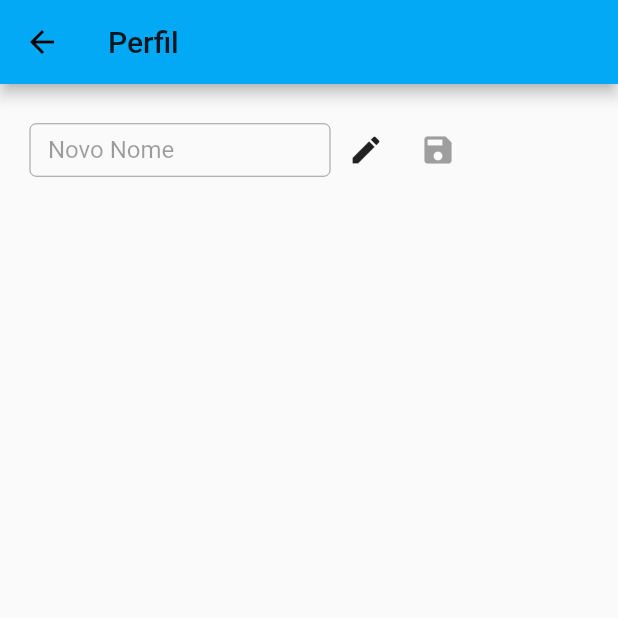
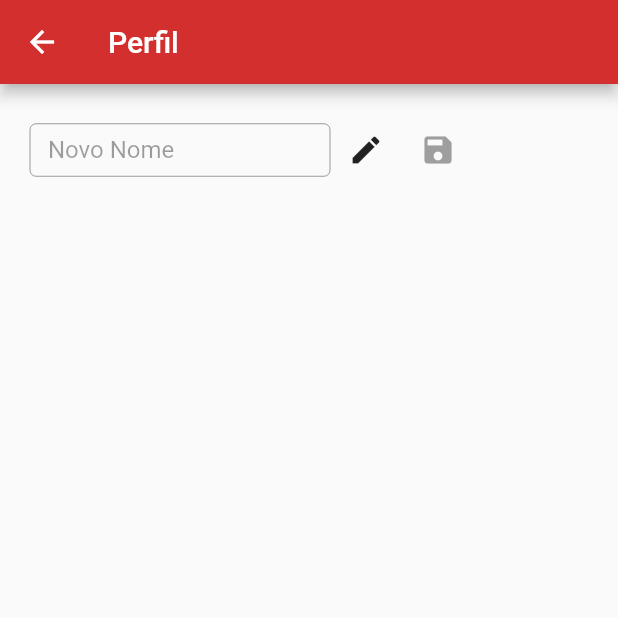
Before and after one commit to zenetoshl/dog_led, a Flutter app: the screen it shows after launch, item 3 of the bottom bar chosen, after a tap on "Perfil", on a phone screen of 412 x 824 dp, the top half of it. Run offline on Flutter 3.47's test engine with Material 2 defaults, Android fonts, the phone set to English and light mode, and no system bars; our stand-ins replace flutter_blue, flutter_spinkit, google_maps_flutter, location, shared_preferences.

Commit message:
dark theme added

```diff
--- a/lib/bluetooth_config.dart
+++ b/lib/bluetooth_config.dart
@@ -83,9 +83,10 @@ class BluetoothScreenState extends State<BluetoothScreen> {
                     title: Text(
                       r.device.name,
                       style: TextStyle(
-                          color: (id == r.device.id.toString())
-                              ? Colors.green
-                              : Colors.grey),
+                        color: (id == r.device.id.toString())
+                            ? Colors.green
+                            : Colors.grey,
+                      ),
                     ),
                     subtitle: Text(r.device.id.toString()),
                     onTap: () {
@@ -99,7 +100,7 @@ class BluetoothScreenState extends State<BluetoothScreen> {
                 ? Center(
                     child: SizedBox(
                       child: SpinKitFoldingCube(
-                        color: Colors.lightBlue,
+                        color: Theme.of(context).buttonColor,
                         size: 30.0,
                       ),
                       height: 41,
--- a/lib/colors.dart
+++ b/lib/colors.dart
@@ -202,7 +202,7 @@ class ColorsHomeState extends State<ColorsHome>
                           ? Center(
                               child: SizedBox(
                                 child: SpinKitFoldingCube(
-                                  color: Colors.lightBlue,
+                                  color: Theme.of(context).buttonColor,
                                   size: 40.0,
                                 ),
                                 height: 54,
--- a/lib/main.dart
+++ b/lib/main.dart
@@ -11,7 +11,28 @@ class NavigationMain extends StatelessWidget {
   Widget build(BuildContext context) {
     return MaterialApp(
       title: 'Dog Led',
-      theme: ThemeData(primarySwatch: Colors.lightBlue),
+      theme: ThemeData(
+        brightness: Brightness.light,
+        colorScheme: ColorScheme.light(),
+        primarySwatch: Colors.red,
+        primaryColor: Colors.red[700],
+        buttonColor: Colors.red[600],
+        accentColor: Colors.redAccent[400],
+        floatingActionButtonTheme: FloatingActionButtonThemeData(
+          backgroundColor: Colors.red[300],
+        ),
+      ),
+      darkTheme: ThemeData(
+        brightness: Brightness.dark,
+        colorScheme: ColorScheme.dark(),
+        primarySwatch: Colors.pink,
+        primaryColor: Colors.pink[800],
+        buttonColor: Colors.pink[900],
+        accentColor: Colors.pinkAccent[400],
+        floatingActionButtonTheme: FloatingActionButtonThemeData(
+          backgroundColor: Colors.pink[700],
+        ),
+      ),
       home: CustomNavigationTab(),
     );
   }
@@ -43,10 +64,6 @@ class CustomNavigationTabState extends State<CustomNavigationTab> {
   ];
 
   int currentIndex = 0;
-
-
-
-
 
   @override
   void initState() {
```
